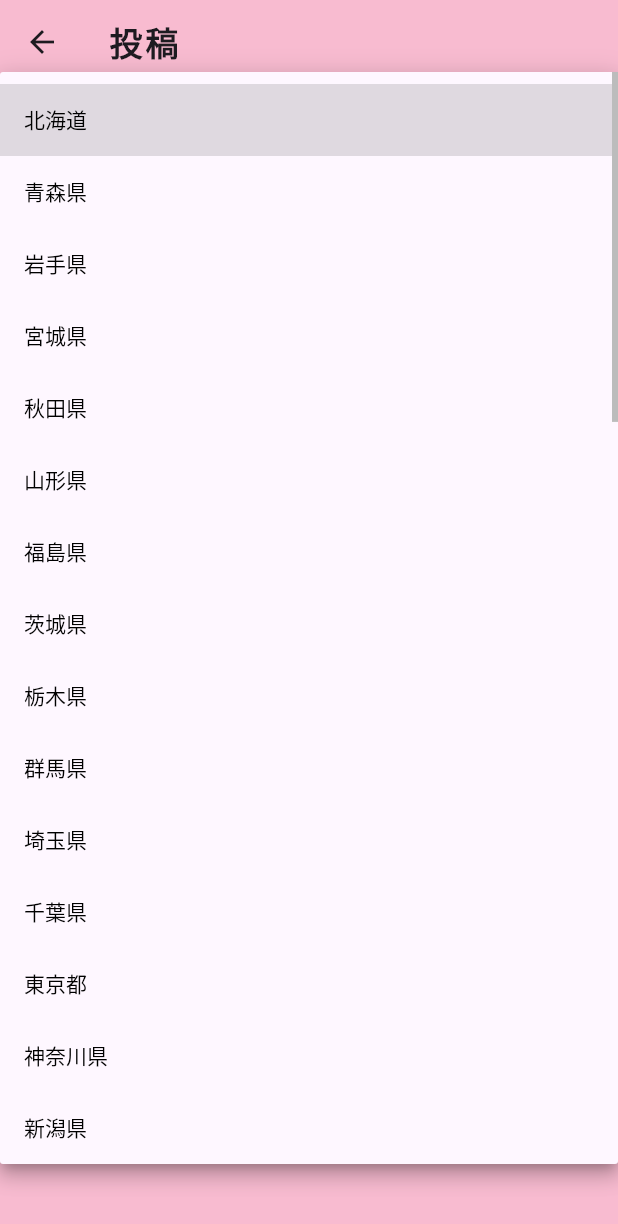
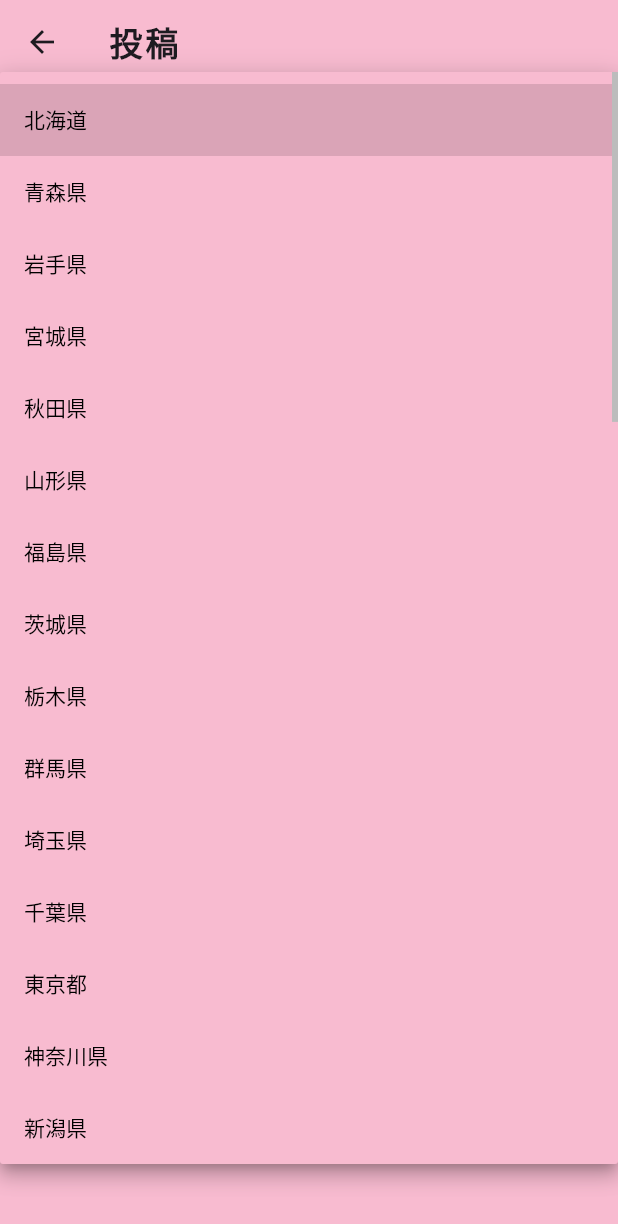
Before and after one commit to HikaruKusanagi27/nekospot_app, a Flutter app: the PostPage screen opened directly, after a tap on "県名", on a phone screen of 412 x 824 dp. Shown: the top 1224 px of the screen. Run offline on Flutter 3.47's test engine with Material 3 defaults, Android fonts, the phone set to English and light mode, and no system bars; our stand-ins replace cloud_firestore, firebase_core, firebase_storage, flutter_riverpod, freezed_annotation, image_picker; accounts and stored records are empty.

Commit message:
no message

```diff
--- a/lib/models/post_info.dart
+++ b/lib/models/post_info.dart
@@ -6,8 +6,7 @@ part 'post_info.freezed.dart';
 class PostInfo with _$PostInfo {
   const factory PostInfo({
     required String imagePath, // サムネイル画像のパス
-    required String iconPath, // アイコン画像のパス
     required String title, // 動画タイトル
-    required String subTitle, // サブタイトル
+    required String place, // 場所
   }) = _PostInfo;
 }
--- a/lib/post_page.dart
+++ b/lib/post_page.dart
@@ -75,11 +75,6 @@ class _PostPageState extends State<PostPage> {
   XFile? _image;
   String? _imageError;
 
-  @override
-  void initState() {
-    super.initState();
-  }
-
   Future<void> _pickImage() async {
     final ImagePicker picker = ImagePicker();
     final XFile? pickedImage =
@@ -145,10 +140,14 @@ class _PostPageState extends State<PostPage> {
                     },
                   ),
                   DropdownButtonFormField<String>(
+                    dropdownColor: Colors.pink.shade100,
                     value: _selectedPrefecture,
                     decoration: InputDecoration(
                       labelText: '県名',
                       labelStyle: TextStyle(color: textColor),
+                      focusedBorder: UnderlineInputBorder(
+                        borderSide: BorderSide(color: textColor),
+                      ),
                     ),
                     style: TextStyle(color: textColor),
                     items: _prefectures.map((String prefecture) {
```
Also changed, not shown: lib/post_list_page.dart (+32 -23 lines), lib/models/post_info.freezed.dart.
